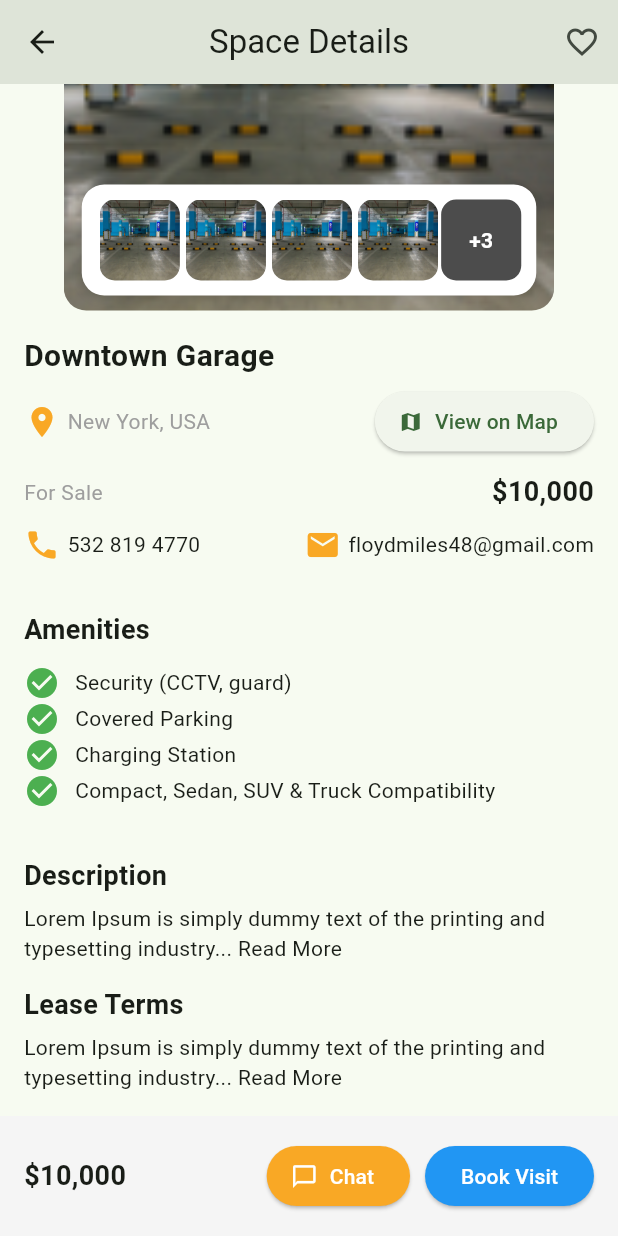
After one commit to jagadeeshpilla29/JT_GET_SPOT, a Flutter app: the SpaceDetailsScreen screen opened directly, scrolled down 123 dp, after a tap on "View on Map", on a phone screen of 412 x 824 dp. The commit adds this screen. Run offline on Flutter 3.47's test engine with Material 3 defaults, Android fonts, the phone set to English and light mode, and no system bars; our stand-ins replace bloc, carousel_slider, dio, flutter_bloc, flutter_secure_storage, get_it and 3 more; accounts and stored records are empty; network calls fail.

Commit message:
start space details

```diff
--- a/get_spot/lib/presentation/screen/rent parking space/rent_parking_space_list.dart
+++ b/get_spot/lib/presentation/screen/buy/buy_sell_parking_space_list.dart
@@ -1,13 +1,14 @@
 import 'package:flutter/material.dart';
 import 'package:get_spot/core/constants/colors.dart';
 import 'package:get_spot/core/constants/img_const.dart';
+import 'package:get_spot/presentation/screen/buy/space_details.dart';
 
-class RentParkingSpaceScreen extends StatefulWidget {
+class BuySellParkingSpaceListScreen extends StatefulWidget {
   @override
-  _RentParkingSpaceScreenState createState() => _RentParkingSpaceScreenState();
+  _BuySellParkingSpaceListScreenState createState() => _BuySellParkingSpaceListScreenState();
 }
 
-class _RentParkingSpaceScreenState extends State<RentParkingSpaceScreen> {
+class _BuySellParkingSpaceListScreenState extends State<BuySellParkingSpaceListScreen> {
   final List<Map<String, dynamic>> parkingSpaces = [
     {
       'name': 'Downtown Garage',
@@ -146,7 +147,10 @@ class _RentParkingSpaceScreenState extends State<RentParkingSpaceScreen> {
                                   Row(
                                     children: [
                                       ElevatedButton(
-                                        onPressed: () {},
+                                        onPressed: () {
+                                          Navigator.push(context, MaterialPageRoute(builder: (context) =>SpaceDetailsScreen()));
+                                          print("object");
+                                        },
                                         child: Text('Book Visit', style: TextStyle(fontSize: 10)),
                                         style: ElevatedButton.styleFrom(backgroundColor: AppColor.PrimaryColor, foregroundColor: AppColor.Black, shape: RoundedRectangleBorder(borderRadius: BorderRadius.circular(8)), minimumSize: Size(82, 32), padding: EdgeInsets.zero),
                                       ),
--- /dev/null
+++ b/get_spot/lib/presentation/screen/buy/space_details.dart
@@ -0,0 +1,327 @@
+import 'package:flutter/material.dart';
+
+class SpaceDetailsScreen extends StatelessWidget {
+  @override
+  Widget build(BuildContext context) {
+    return Scaffold(
+      appBar: AppBar(
+        title: Text('Space Details'),
+        leading: IconButton(
+          icon: Icon(Icons.arrow_back),
+          onPressed: () => Navigator.pop(context),
+        ),
+        actions: [
+          IconButton(
+            icon: Icon(Icons.favorite_border),
+            onPressed: () {},
+          ),
+        ],
+        centerTitle: true,
+      ),
+      body: SingleChildScrollView(
+        child: Column(
+          crossAxisAlignment: CrossAxisAlignment.start,
+          children: [
+            ImageGallery(),
+            DetailsSection(),
+            AmenitiesList(),
+            DescriptionSection(),
+            BottomButtons(),
+          ],
+        ),
+      ),
+    );
+  }
+}
+
+
+class ImageGallery extends StatefulWidget {
+  @override
+  _ImageGalleryState createState() => _ImageGalleryState();
+}
+
+class _ImageGalleryState extends State<ImageGallery> {
+  // Current selected image
+  String selectedImage = 'assets/images/garage1.png';
+
+  // List of thumbnail image paths
+  final List<String> thumbnails = [
+    'assets/images/garage0.png',
+    'assets/images/garage1.png',
+    'assets/images/garage2.png',
+    'assets/images/garage3.png',
+    'assets/images/garage4.png',
+    'assets/images/garage5.png',
+    'assets/images/garage6.png',
+    'assets/images/garage7.png',
+  ];
+
+  @override
+  Widget build(BuildContext context) {
+    return Center(
+      child: Stack(
+        clipBehavior: Clip.none, // Allows thumbnails to overflow
+        alignment: Alignment.bottomCenter, // Align thumbnails to the bottom of the large image
+        children: [
+          // Large Image
+          ClipRRect(
+            borderRadius: BorderRadius.circular(15), // Rounded corners for large image
+            child: Image.asset(
+              selectedImage,
+              height: 274, // Height for large image
+              width: 327,  // Width for large image
+              fit: BoxFit.cover,
+            ),
+          ),
+
+          // Thumbnail Row Positioned Below the Large Image
+          Positioned(
+            bottom: 10, // Position below the large image
+            child: Container(
+              width: 303, // Width for thumbnail container
+              padding: EdgeInsets.symmetric(vertical: 10), // Padding for thumbnails
+              decoration: BoxDecoration(
+                color: Colors.white, // White background
+                borderRadius: BorderRadius.circular(15), // Rounded corners
+                boxShadow: [
+                  BoxShadow(
+                    color: Colors.black12, // Subtle shadow for elevation
+                    blurRadius: 5,
+                    offset: Offset(0, 2),
+                  ),
+                ],
+              ),
+              child: Row(
+                mainAxisAlignment: MainAxisAlignment.center,
+                children: List.generate(
+                  5, // Show only the first 5 thumbnails
+                  (index) {
+                    if (index < 4) {
+                      // Display regular thumbnails
+                      return GestureDetector(
+                        onTap: () {
+                          // Update selected image on tap
+                          setState(() {
+                            selectedImage = thumbnails[index];
+                          });
+                        },
+                        child: Padding(
+                          padding: const EdgeInsets.symmetric(horizontal: 2.0),
+                          child: ClipRRect(
+                            borderRadius: BorderRadius.circular(10), // Rounded corners
+                            child: Image.asset(
+                              thumbnails[index],
+                              height: 54,
+                              width: 53.4,
+                              fit: BoxFit.cover,
+                            ),
+                          ),
+                        ),
+                      );
+                    } else {
+                      // Display the "number" for additional thumbnails
+                      return GestureDetector(
+                        onTap: () {
+                          // Show a dialog or handle action for remaining images
+                          showDialog(
+                            context: context,
+                            builder: (context) => Dialog(
+                              shape: RoundedRectangleBorder(
+                                borderRadius: BorderRadius.circular(15),
+                              ),
+                              child: Container(
+                                padding: EdgeInsets.all(10),
+                                child: Wrap(
+                                  spacing: 5,
+                                  runSpacing: 10,
+                                  children: thumbnails.sublist(5).map((image) {
+                                    return GestureDetector(
+                                      onTap: () {
+                                        // Update selected image on tap
+                                        setState(() {
+                                          selectedImage = image;
+                                        });
+                                        Navigator.pop(context);
+                                      },
+                                      child: ClipRRect(
+                                        borderRadius: BorderRadius.circular(10),
+                                        child: Image.asset(
+                                          image,
+                                          height: 54,
+                                          width: 53.4,
+                                          fit: BoxFit.cover,
+                                        ),
+                                      ),
+                                    );
+                                  }).toList(),
+                                ),
+                              ),
+                            ),
+                          );
+                        },
+                        child: Container(
+                          height: 54,
+                          width: 53.4,
+                          alignment: Alignment.center,
+                          decoration: BoxDecoration(
+                            color: Colors.black.withOpacity(0.7), // Semi-transparent background
+                            borderRadius: BorderRadius.circular(10),
+                          ),
+                          child: Text(
+                            '+${thumbnails.length - 5}', // Remaining image count
+                            style: TextStyle(
+                              color: Colors.white,
+                              fontWeight: FontWeight.bold,
+                            ),
+                          ),
+                        ),
+                      );
+                    }
+                  },
+                ),
+              ),
+            ),
+          ),
+        ],
+      ),
+    );
+  }
+}
+
+
+
+
+
+class DetailsSection extends StatelessWidget {
+  @override
+  Widget build(BuildContext context) {
+    return Padding(
+      padding: const EdgeInsets.all(16.0),
+      child: Column(
+        crossAxisAlignment: CrossAxisAlignment.start,
+        children: [
+          Text('Downtown Garage', style: TextStyle(fontSize: 20, fontWeight: FontWeight.bold)),
+          SizedBox(height: 5),
+          Row(
+            children: [
+              Icon(Icons.location_on, color: Colors.yellow[800]),
+              SizedBox(width: 5),
+              Text('New York, USA', style: TextStyle(color: Colors.grey)),
+              Spacer(),
+              ElevatedButton.icon(
+                onPressed: () {},
+                icon: Icon(Icons.map, size: 16),
+                label: Text('View on Map'),
+              ),
+            ],
+          ),
+          SizedBox(height: 10),
+          Row(
+            children: [
+              Text('For Sale', style: TextStyle(color: Colors.grey)),
+              Spacer(),
+              Text('\$10,000', style: TextStyle(fontSize: 18, fontWeight: FontWeight.bold)),
+            ],
+          ),
+          SizedBox(height: 10),
+          Row(
+            children: [
+              Icon(Icons.phone, color: Colors.yellow[800]),
+              SizedBox(width: 5),
+              Text('532 819 4770'),
+              Spacer(),
+              Icon(Icons.email, color: Colors.yellow[800]),
+              SizedBox(width: 5),
+              Text('floydmiles48@gmail.com'),
+            ],
+          ),
+        ],
+      ),
+    );
+  }
+}
+
+class AmenitiesList extends StatelessWidget {
+  final List<String> amenities = [
+    'Security (CCTV, guard)',
+    'Covered Parking',
+    'Charging Station',
+    'Compact, Sedan, SUV & Truck Compatibility',
+  ];
+
+  @override
+  Widget build(BuildContext context) {
+    return Padding(
+      padding: const EdgeInsets.all(16.0),
+      child: Column(
+        crossAxisAlignment: CrossAxisAlignment.start,
+        children: [
+          Text('Amenities', style: TextStyle(fontSize: 18, fontWeight: FontWeight.bold)),
+          SizedBox(height: 10),
+          ...amenities.map((amenity) => Row(
+                children: [
+                  Icon(Icons.check_circle, color: Colors.green),
+                  SizedBox(width: 10),
+                  Text(amenity),
+                ],
+              )),
+        ],
+      ),
+    );
+  }
+}
+
+class DescriptionSection extends StatelessWidget {
+  @override
+  Widget build(BuildContext context) {
+    return Padding(
+      padding: const EdgeInsets.all(16.0),
+      child: Column(
+        crossAxisAlignment: CrossAxisAlignment.start,
+        children: [
+          Text('Description', style: TextStyle(fontSize: 18, fontWeight: FontWeight.bold)),
+          SizedBox(height: 5),
+          Text('Lorem Ipsum is simply dummy text of the printing and typesetting industry... Read More'),
+          SizedBox(height: 15),
+          Text('Lease Terms', style: TextStyle(fontSize: 18, fontWeight: FontWeight.bold)),
+          SizedBox(height: 5),
+          Text('Lorem Ipsum is simply dummy text of the printing and typesetting industry... Read More'),
+        ],
+      ),
+    );
+  }
+}
+
+class BottomButtons extends StatelessWidget {
+  @override
+  Widget build(BuildContext context) {
+    return Container(
+      padding: EdgeInsets.all(16),
+      color: Colors.grey[100],
+      child: Row(
+        children: [
+          Text('\$10,000', style: TextStyle(fontSize: 18, fontWeight: FontWeight.bold)),
+          Spacer(),
+          ElevatedButton.icon(
+            onPressed: () {},
+            icon: Icon(Icons.chat_bubble_outline),
+            label: Text('Chat'),
+            style: ElevatedButton.styleFrom(
+              backgroundColor: Colors.yellow[800],
+              foregroundColor: Colors.white,
+            ),
+          ),
+          SizedBox(width: 10),
+          ElevatedButton(
+            onPressed: () {},
+            child: Text('Book Visit'),
+            style: ElevatedButton.styleFrom(
+              backgroundColor: Colors.blue,
+              foregroundColor: Colors.white,
+            ),
+          ),
+        ],
+      ),
+    );
+  }
+}
--- a/get_spot/lib/presentation/screen/dashboard/dash_board_screen.dart
+++ b/get_spot/lib/presentation/screen/dashboard/dash_board_screen.dart
@@ -1,8 +1,8 @@
 import 'package:flutter/material.dart';
 import 'package:get_spot/core/constants/colors.dart';
 import 'package:get_spot/core/constants/img_const.dart';
-import 'package:get_spot/presentation/screen/rent%20parking%20space/rent_parking_space_list.dart';
-import 'package:get_spot/presentation/screen/rent%20your%20parking%20space/parking_space_detali_screen.dart';
+import 'package:get_spot/presentation/screen/buy/buy_sell_parking_space_list.dart';
+import 'package:get_spot/presentation/screen/sell/parking_space_detali_screen.dart';
 import 'package:get_spot/widgets/recentPlace_widget.dart';
 import 'package:get_spot/widgets/slider_widget.dart';
 
@@ -156,7 +156,7 @@ class HomeScreen extends StatelessWidget {
         break;
       case 'Buy\nParking':
             print('BuyParking');
-        Navigator.push(context, MaterialPageRoute(builder: (context) => RentParkingSpaceScreen()));
+        Navigator.push(context, MaterialPageRoute(builder: (context) => BuySellParkingSpaceListScreen()));
         break;
       case 'Book\nParking':
       print('BookParking');
```
Also changed, not shown: get_spot/assets/images/garage0.png (added), get_spot/assets/images/garage2.png (added), get_spot/assets/images/garage3.png (added), get_spot/assets/images/garage4.png (added), get_spot/assets/images/garage5.png (added), get_spot/assets/images/garage6.png (added), get_spot/assets/images/garage7.png (added), get_spot/assets/images/garage8.png (added), get_spot/assets/images/garage9.png (added), get_spot/lib/presentation/screen/sell/parking_space_detali_screen.dart (renamed from get_spot/lib/presentation/screen/rent your parking space/parking_space_detali_screen.dart).
